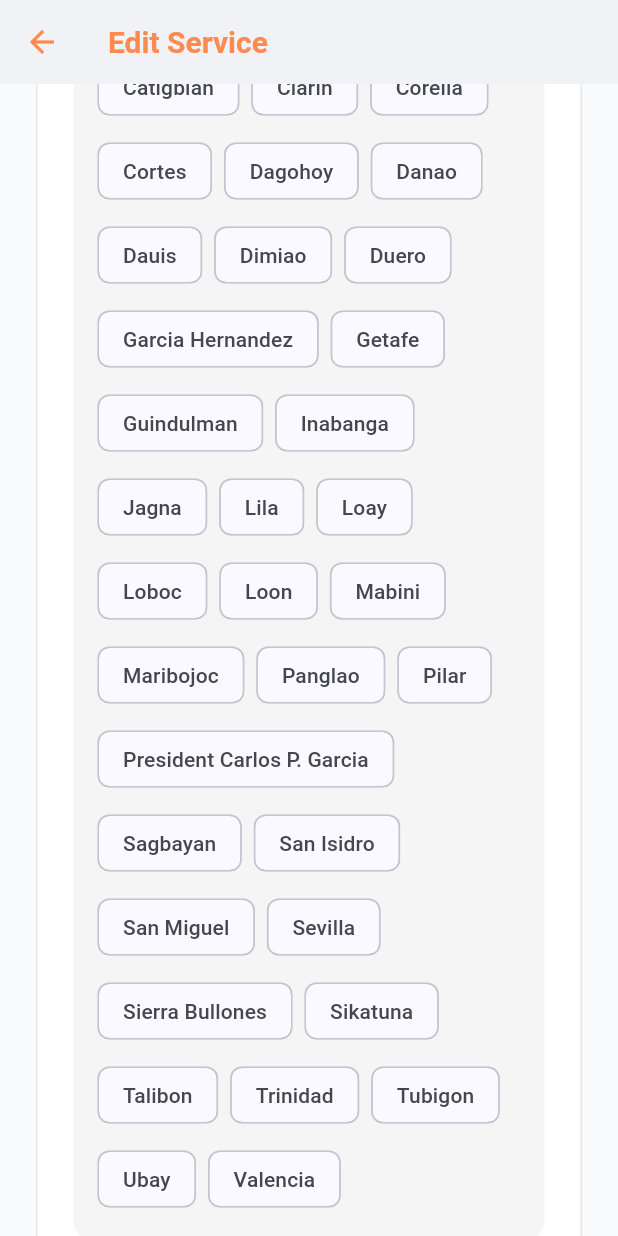
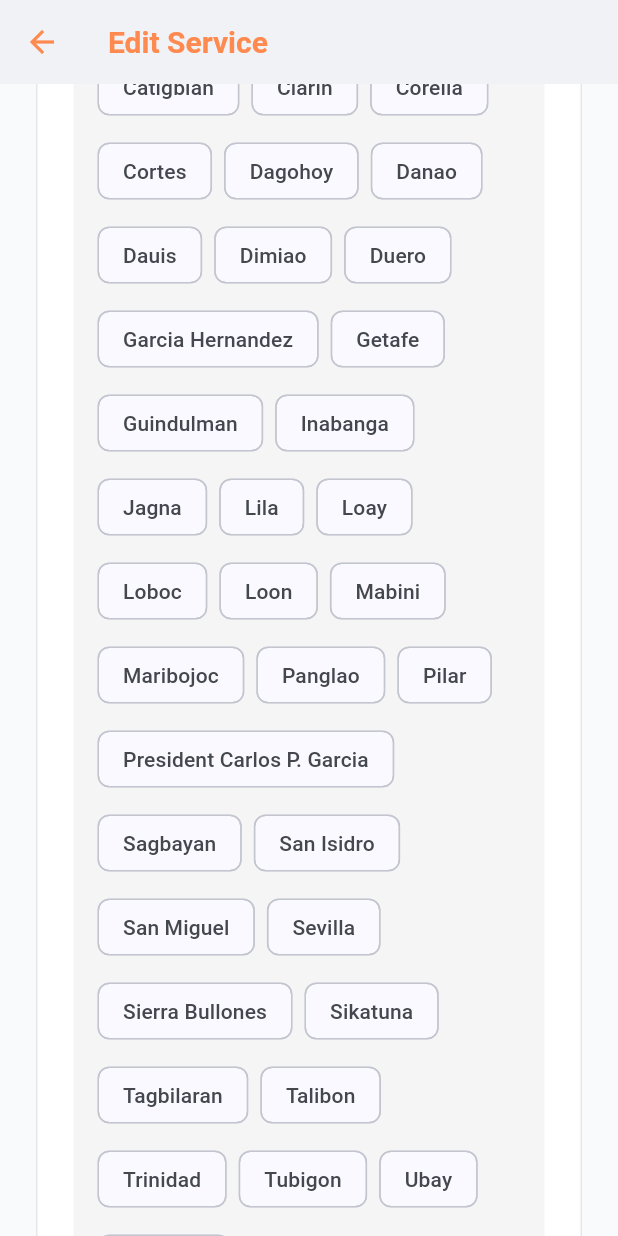
Before and after one commit to ceciliomichael/wecareapp2, a Flutter app: the EditServiceScreen screen opened directly with empty values, scrolled down 1728 dp, on a phone screen of 412 x 824 dp. Run offline on Flutter 3.47's test engine with Material 3 defaults, Android fonts, the phone set to English and light mode, and no system bars; our stand-ins replace file_picker, shared_preferences, supabase_flutter; accounts and stored records are empty.

Commit message:
Add Tagbilaran to Bohol municipalities list

```diff
--- a/lib/utils/constants/barangay_constants.dart
+++ b/lib/utils/constants/barangay_constants.dart
@@ -60,6 +60,7 @@ class LocationConstants {
     'Sevilla',
     'Sierra Bullones',
     'Sikatuna',
+    'Tagbilaran',
     'Talibon',
     'Trinidad',
     'Tubigon',
```
